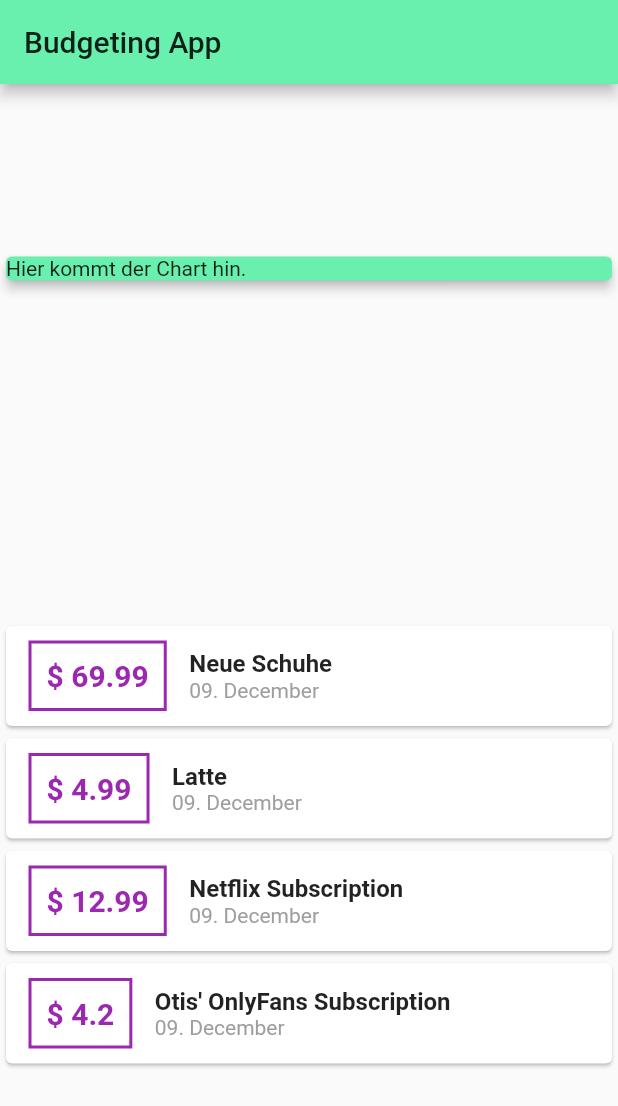
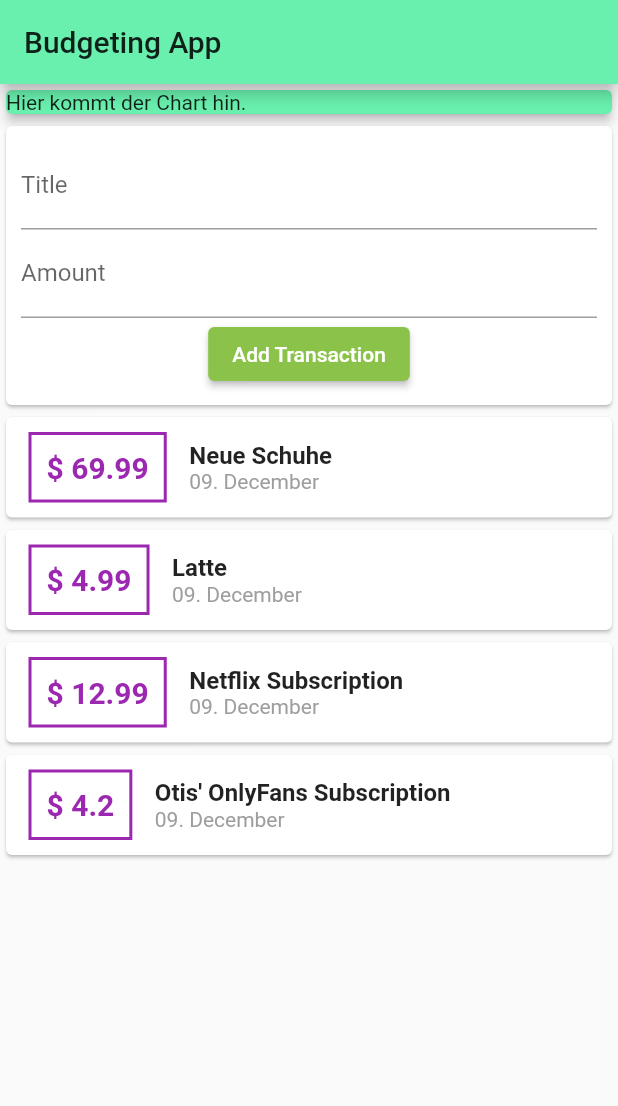
Before and after one commit to NightmindOfficial/fl_budget, a Flutter app: the screen it shows after launch, on a phone screen of 412 x 824 dp. Shown: the top 1106 px of the screen. Run offline on Flutter 3.47's test engine with Material 2 defaults, Android fonts, the phone set to English and light mode, and no system bars.

Commit message:
Video 80

```diff
--- a/lib/main.dart
+++ b/lib/main.dart
@@ -57,7 +57,7 @@
         backgroundColor: Colors.greenAccent,
       ),
       body: Column(
-        mainAxisAlignment: MainAxisAlignment.spaceAround,
+        // mainAxisAlignment: MainAxisAlignment.spaceAround,
         crossAxisAlignment: CrossAxisAlignment.stretch,
         children: <Widget>[
           Container(
@@ -65,6 +65,30 @@
               color: Colors.greenAccent,
               child: Text('Hier kommt der Chart hin.'),
               elevation: 3,
+            ),
+          ),
+          Card(
+            child: Container(
+              padding: EdgeInsets.all(10),
+              child: Column(
+                children: <Widget>[
+                  TextField(
+                    decoration: InputDecoration(labelText: 'Title'),
+                  ),
+                  TextField(
+                    decoration: InputDecoration(labelText: 'Amount'),
+                  ),
+                  ElevatedButton(
+                    onPressed: () {
+                      //TODO: Button implementieren
+                    },
+                    child: Text('Add Transaction'),
+                    style: ElevatedButton.styleFrom(
+                      primary: Colors.lightGreen,
+                    ),
+                  ),
+                ],
+              ),
             ),
           ),
           Column(
```
